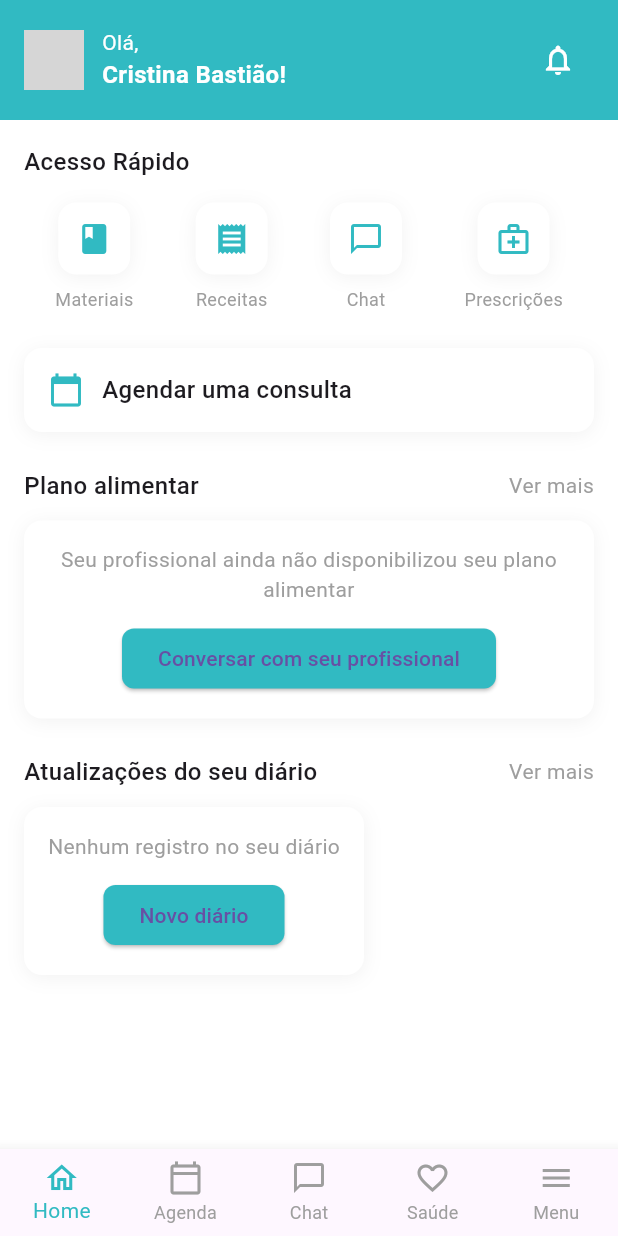
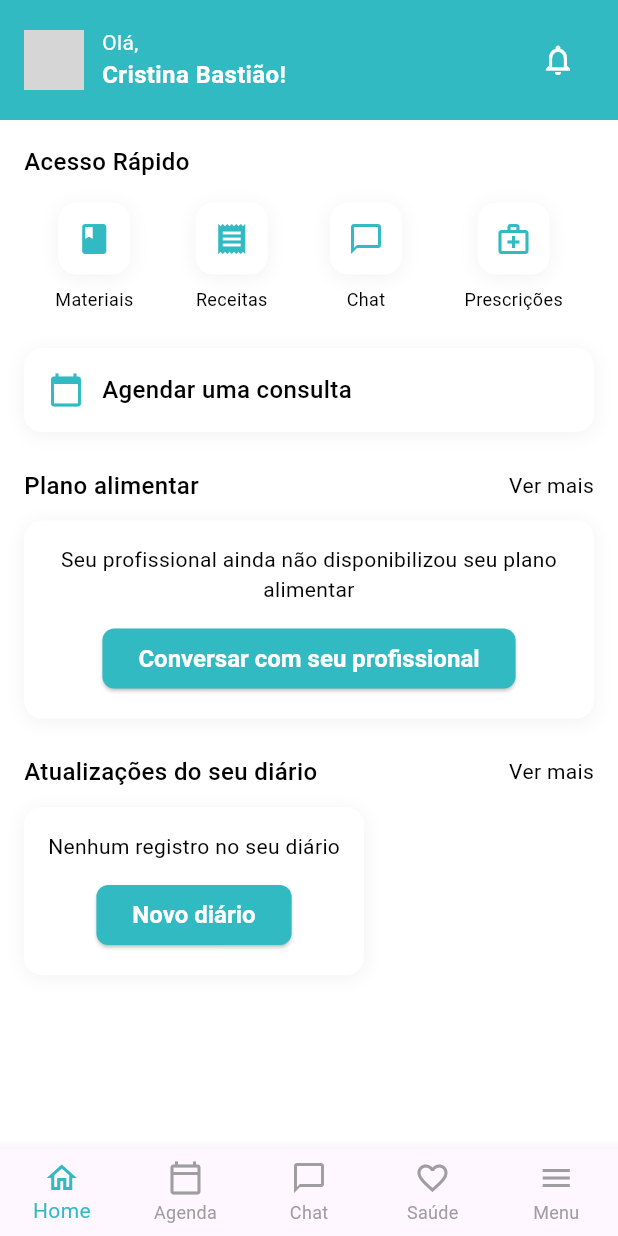
Before and after one commit to ES2-UFPI/Healthway, a Flutter app: the screen it shows after launch, on a phone screen of 412 x 824 dp. Run offline on Flutter 3.47's test engine with Material 3 defaults, Android fonts, the phone set to English and light mode, and no system bars; grey boxes are pictures that could not be loaded.

Commit message:
estilizacao de dashboard

```diff
--- a/healthway_app/lib/screens/dashboardScreen.dart
+++ b/healthway_app/lib/screens/dashboardScreen.dart
@@ -65,6 +65,7 @@ class DashboardScreen extends StatelessWidget {
                     const Text(
                       'Acesso Rápido',
                       style: TextStyle(
+                        color: Colors.black,
                         fontSize: 16,
                         fontWeight: FontWeight.w500,
                       ),
@@ -104,6 +105,7 @@ class DashboardScreen extends StatelessWidget {
                           const Text(
                             'Agendar uma consulta',
                             style: TextStyle(
+                              color: Colors.black,
                               fontSize: 16,
                               fontWeight: FontWeight.w500,
                             ),
@@ -120,6 +122,7 @@ class DashboardScreen extends StatelessWidget {
                         Text(
                           'Plano alimentar',
                           style: TextStyle(
+                            color: Colors.black,
                             fontSize: 16,
                             fontWeight: FontWeight.w500,
                           ),
@@ -127,7 +130,7 @@ class DashboardScreen extends StatelessWidget {
                         Text(
                           'Ver mais',
                           style: TextStyle(
-                            color: Colors.grey,
+                            color: Colors.black,
                             fontSize: 14,
                           ),
                         ),
@@ -153,7 +156,7 @@ class DashboardScreen extends StatelessWidget {
                             'Seu profissional ainda não disponibilizou seu plano alimentar',
                             textAlign: TextAlign.center,
                             style: TextStyle(
-                              color: Colors.grey,
+                              color: Colors.black,
                               fontSize: 14,
                             ),
                           ),
@@ -161,12 +164,24 @@ class DashboardScreen extends StatelessWidget {
                           ElevatedButton(
                             onPressed: () {},
                             style: ElevatedButton.styleFrom(
-                              backgroundColor: Color(0xFF31BAC2),
+                              backgroundColor:
+                                  Color(0xFF31BAC2),
+                              textStyle: const TextStyle(
+                                fontSize: 16,
+                                fontWeight: FontWeight.bold,
+                                color: Colors.white,
+                              ),
                               shape: RoundedRectangleBorder(
-                                borderRadius: BorderRadius.circular(8),
+                                borderRadius: BorderRadius.circular(
+                                    8),
                               ),
                             ),
-                            child: const Text('Conversar com seu profissional'),
+                            child: const Text(
+                              'Conversar com seu profissional',
+                              style: TextStyle(
+                                color: Colors.white,
+                              ),
+                            ),
                           ),
                         ],
                       ),
@@ -180,6 +195,7 @@ class DashboardScreen extends StatelessWidget {
                         Text(
                           'Atualizações do seu diário',
                           style: TextStyle(
+                            color: Colors.black,
                             fontSize: 16,
                             fontWeight: FontWeight.w500,
                           ),
@@ -187,7 +203,7 @@ class DashboardScreen extends StatelessWidget {
                         Text(
                           'Ver mais',
                           style: TextStyle(
-                            color: Colors.grey,
+                            color: Colors.black,
                             fontSize: 14,
                           ),
                         ),
@@ -212,20 +228,38 @@ class DashboardScreen extends StatelessWidget {
                           const Text(
                             'Nenhum registro no seu diário',
                             style: TextStyle(
-                              color: Colors.grey,
+                              color: Colors.black,
                               fontSize: 14,
                             ),
                           ),
                           const SizedBox(height: 12),
                           ElevatedButton(
-                            onPressed: () {},
+                            onPressed: () {
+                              // Adicione aqui a ação para o botão
+                            },
                             style: ElevatedButton.styleFrom(
-                              backgroundColor: Color(0xFF31BAC2),
+                              backgroundColor: const Color(
+                                  0xFF31BAC2), // Cor de fundo do botão
                               shape: RoundedRectangleBorder(
-                                borderRadius: BorderRadius.circular(8),
+                                borderRadius: BorderRadius.circular(
+                                    8),
+                              ),
+                              textStyle: const TextStyle(
+                                fontSize:
+                                    16,
+                                fontWeight: FontWeight.w500,
+                                color: Colors.white,
                               ),
                             ),
-                            child: const Text('Novo diário'),
+                            child: const Text(
+                              'Novo diário',
+                              style: TextStyle(
+                                color: Colors
+                                    .white,
+                                fontWeight:
+                                    FontWeight.bold,
+                              ),
+                            ),
                           ),
                         ],
                       ),
@@ -290,7 +324,7 @@ class DashboardScreen extends StatelessWidget {
           label,
           style: const TextStyle(
             fontSize: 12,
-            color: Colors.grey,
+            color: Colors.black,
           ),
         ),
       ],
```
Also changed, not shown: 1 other file.
